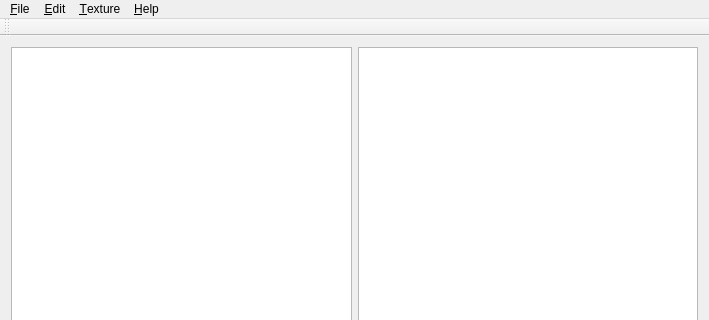
hubutui/MachineLearning, file mainwindow.ui: the form before one commit; both pictures show x 0 to 709 and y 0 to 320 of the 709 by 545 pixel window.
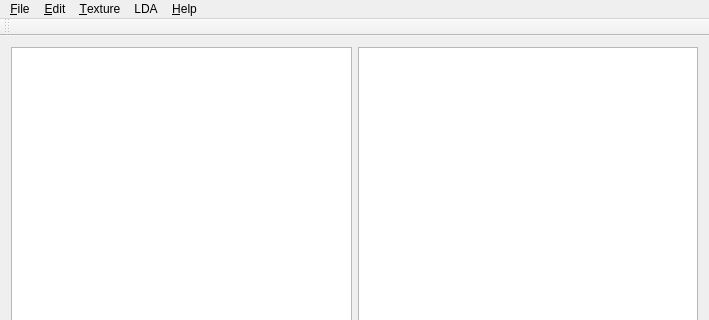
The form after the commit.

```diff
--- a/mainwindow.ui
+++ b/mainwindow.ui
@@ -63,9 +63,16 @@
     <addaction name="actionGLCM"/>
     <addaction name="actionFractal_dimension"/>
    </widget>
+   <widget class="QMenu" name="menuLDA">
+    <property name="title">
+     <string>LDA</string>
+    </property>
+    <addaction name="actionFisher"/>
+   </widget>
    <addaction name="menu_File"/>
    <addaction name="menu_Edit"/>
    <addaction name="menu_Texture"/>
+   <addaction name="menuLDA"/>
    <addaction name="menu_Help"/>
   </widget>
   <widget class="QToolBar" name="mainToolBar">
```
Left out of the diff: 5 changed lines with no effect on the pictures.
